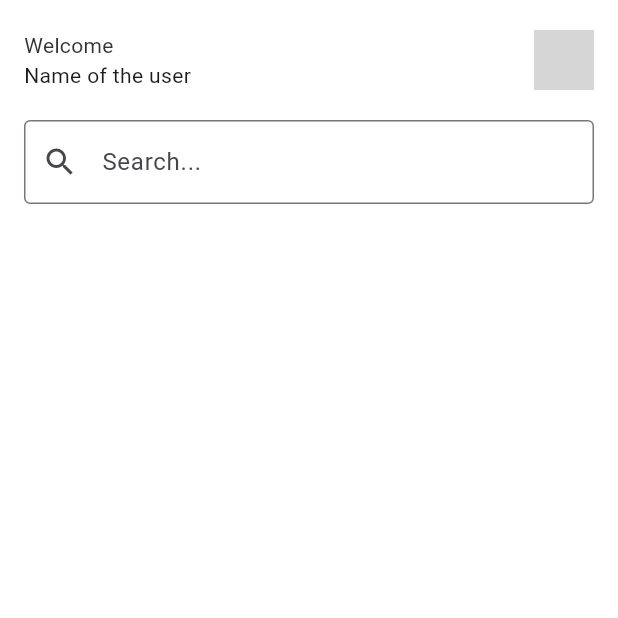
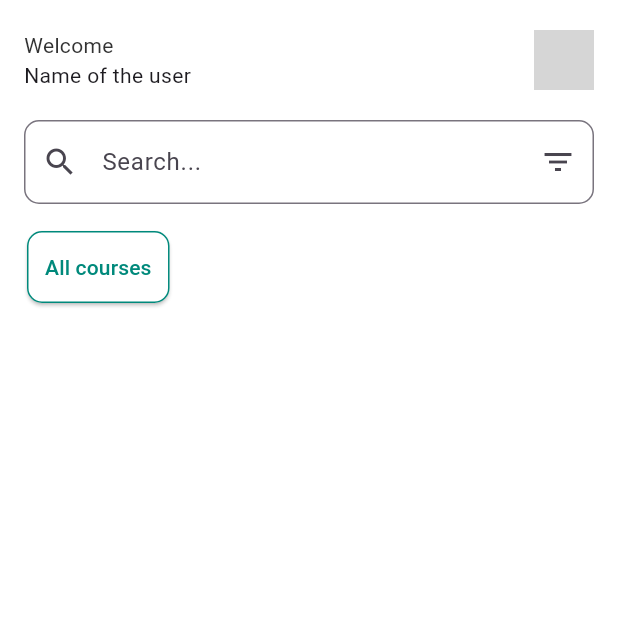
Before and after one commit to NeilBanerjee2002/veranco, a Flutter app: the screen it shows after launch, on a phone screen of 412 x 824 dp, the top half of it. Run offline on Flutter 3.47's test engine with Material 3 defaults, Android fonts, the phone set to English and light mode, and no system bars; network calls fail; grey boxes are pictures that could not be loaded.

Commit message:
active inactive colors added with a button of all courses

```diff
--- a/lib/screens/Homepage.dart
+++ b/lib/screens/Homepage.dart
@@ -10,9 +10,19 @@ class HomePage extends StatefulWidget {
 
 class _HomePageState extends State<HomePage> {
   TextEditingController _searchController = TextEditingController();
+  final activecolortext = Colors.white;
+  final activecolorbox = primaryColor;
+  final inactivecolorbox = Colors.white;
+  final inactivecolortext = primaryColor;
+  bool isCardActive = false;
 
   @override
   Widget build(BuildContext context) {
+    final inputborder = OutlineInputBorder(
+        borderSide: Divider.createBorderSide(context),
+        borderRadius: BorderRadius.all(Radius.circular(10.0))
+    );
+
     return MaterialApp(
       debugShowCheckedModeBanner: false,
       home: Scaffold(
@@ -48,10 +58,51 @@ class _HomePageState extends State<HomePage> {
                   decoration: InputDecoration(
                     hintText: 'Search...',
                     prefixIcon: Icon(Icons.search),
-                    border: OutlineInputBorder(),
+                    border: inputborder,
+                    suffixIcon: IconButton(
+                      icon: Icon(Icons.filter_list),
+                      onPressed: () {
+                        print("Filter button pressed");
+                      },
+                    ),
                   ),
                 ),
               ),
+              Padding(
+                padding: const EdgeInsets.all(14),
+                child: Row(
+                  children: [
+                    GestureDetector(
+                      onTap: () {
+                        setState(() {
+                          isCardActive = !isCardActive;
+                        });
+                      },
+                      child: Card(
+                        shape: RoundedRectangleBorder(
+                          side: BorderSide(color: primaryColor),
+                          borderRadius: BorderRadius.all(Radius.circular(10.0))
+                        ),
+                        color: isCardActive ? activecolorbox : inactivecolorbox,
+                        child: TextButton(
+                          child: Text(
+                            'All courses',
+                            style: TextStyle(
+                              color: isCardActive ? activecolortext : inactivecolortext,
+                            ),
+                          ),
+                          onPressed: () {
+                            setState(() {
+                              isCardActive ? isCardActive = false :
+                                  isCardActive = true;
+                            });
+                          },
+                        ),
+                      ),
+                    )
+                  ],
+                ),
+              )
             ],
           ),
         ),
```
